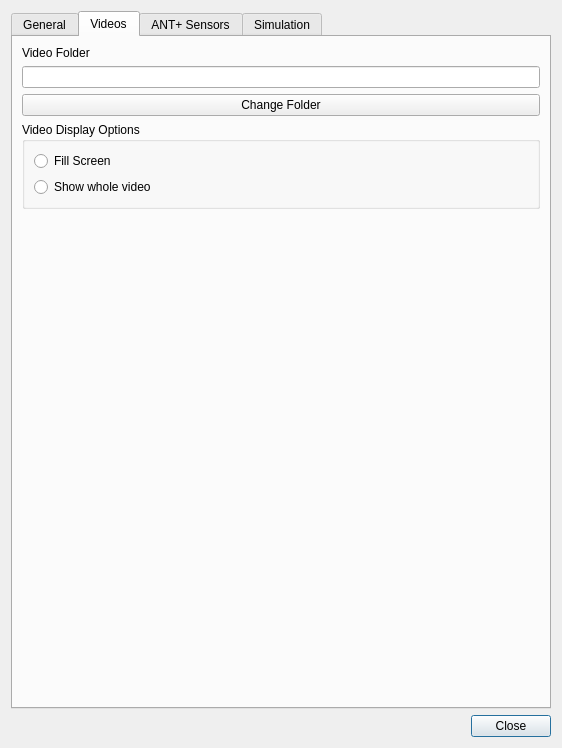
Above: mainlib/maingui/settingsdialog.ui from rsippl/big-ring before the change. Below: the same form after it.
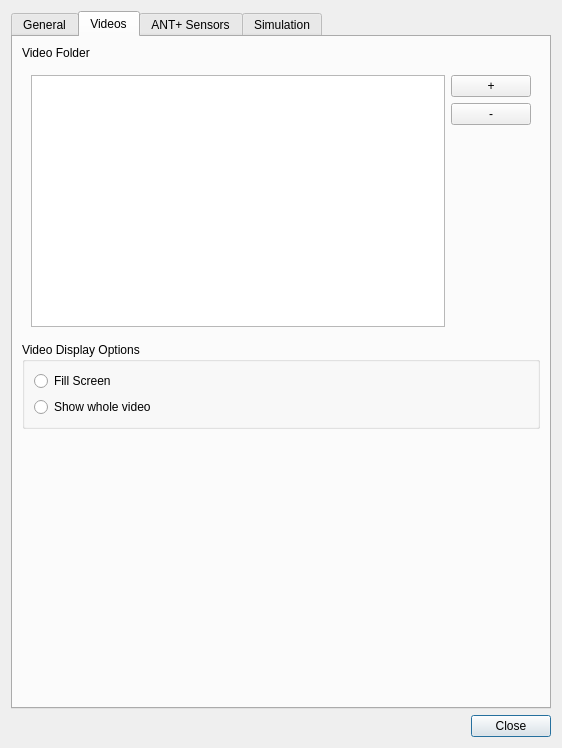
That is the form after the change. The open tabs and pages were chosen to show the change.

Commit message: Add support for multiple video folders. Fixes #53.

Diff of the .ui file:
```diff
--- a/mainlib/maingui/settingsdialog.ui
+++ b/mainlib/maingui/settingsdialog.ui
@@ -33,7 +33,7 @@
      </property>
     </widget>
    </item>
-   <item row="1" column="0">
+   <item row="0" column="0">
     <widget class="QTabWidget" name="tabWidget">
      <property name="tabShape">
       <enum>QTabWidget::Rounded</enum>
@@ -146,17 +146,45 @@
         </widget>
        </item>
        <item>
-        <widget class="QLineEdit" name="videoFolderLineEdit">
-         <property name="readOnly">
-          <bool>true</bool>
-         </property>
-        </widget>
-       </item>
-       <item>
-        <widget class="QPushButton" name="changeFolderButton">
-         <property name="text">
-          <string>Change Folder</string>
-         </property>
+        <widget class="QWidget" name="widget_7" native="true">
+         <layout class="QGridLayout" name="gridLayout_3">
+          <item row="0" column="2">
+           <widget class="QPushButton" name="addVideoFolderButton">
+            <property name="text">
+             <string>+</string>
+            </property>
+           </widget>
+          </item>
+          <item row="1" column="2">
+           <widget class="QPushButton" name="removeVideoFolderButton">
+            <property name="sizePolicy">
+             <sizepolicy hsizetype="Preferred" vsizetype="Fixed">
+              <horstretch>0</horstretch>
+              <verstretch>0</verstretch>
+             </sizepolicy>
+            </property>
+            <property name="text">
+             <string>-</string>
+            </property>
+           </widget>
+          </item>
+          <item row="2" column="2">
+           <spacer name="verticalSpacer_4">
+            <property name="orientation">
+             <enum>Qt::Vertical</enum>
+            </property>
+            <property name="sizeHint" stdset="0">
+             <size>
+              <width>20</width>
+              <height>40</height>
+             </size>
+            </property>
+           </spacer>
+          </item>
+          <item row="0" column="0" rowspan="3">
+           <widget class="QListWidget" name="videoFolderList"/>
+          </item>
+         </layout>
         </widget>
        </item>
        <item>
```
Left out of the diff: 2 changed lines with no effect on the pictures. The commit also changes 8 other files.
